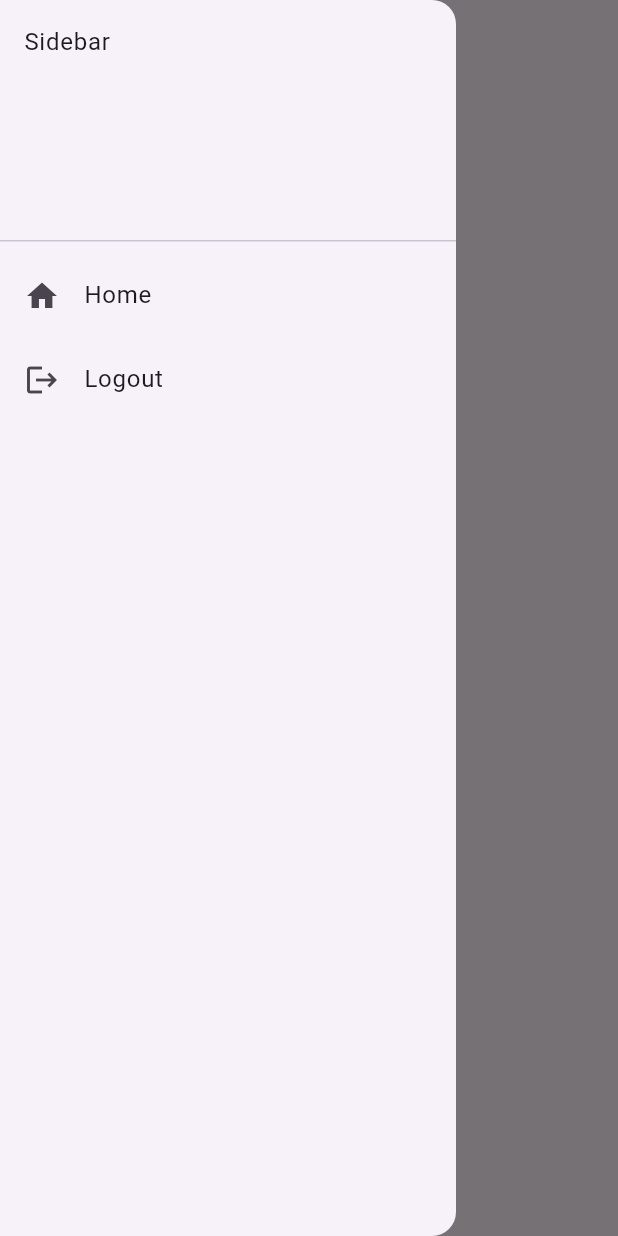
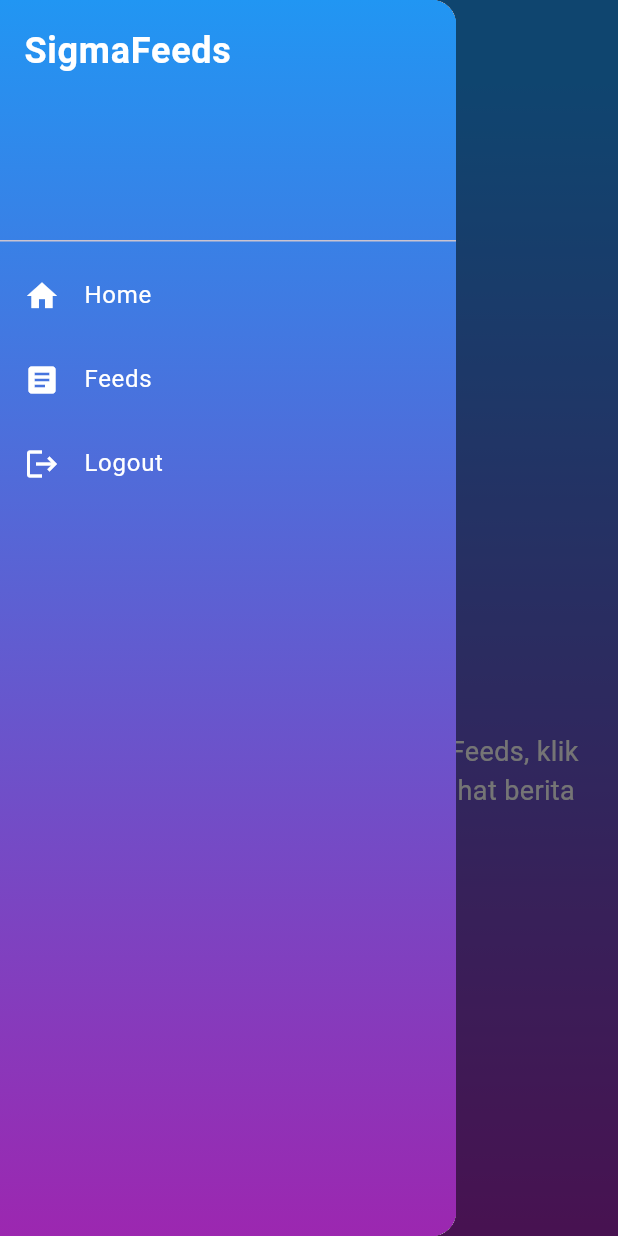
Before and after one commit to FawwazAfkar/LabMobile3_FawwazAfkar_C, a Flutter app: the HomePage screen opened directly, with the side drawer open, on a phone screen of 412 x 824 dp. Run offline on Flutter 3.47's test engine with Material 3 defaults, Android fonts, the phone set to English and light mode, and no system bars; our stand-ins replace shared_preferences; accounts and stored records are empty.

Commit message:
nambah fitur

```diff
--- a/lib/ui/homepage.dart
+++ b/lib/ui/homepage.dart
@@ -1,26 +1,20 @@
 import 'package:flutter/material.dart';
 import 'package:loginapp101/ui/sidebar.dart';
 import 'package:shared_preferences/shared_preferences.dart';
-
 
 class HomePage extends StatefulWidget {
   const HomePage({Key? key}) : super(key: key);
 
   @override
-  //ignore: library_private_types_in_public_api
   _HomePageState createState() => _HomePageState();
 }
 
 class _HomePageState extends State<HomePage> {
-  // ignore: prefer_typing_uninitialized_variables
   var namauser;
 
   void _loadUsername() async {
-    //inisiasi shared preferences
     SharedPreferences prefs = await SharedPreferences.getInstance();
-    //ambil username
     namauser = prefs.getString('username');
-    //set username on UI
     setState(() {});
   }
 
@@ -34,22 +28,50 @@ class _HomePageState extends State<HomePage> {
   Widget build(BuildContext context) {
     return Scaffold(
       appBar: AppBar(
-        title: const Text('Home Page'),
+        title: const Text('SigmaFeeds'),
+        titleTextStyle: const TextStyle(
+          fontSize: 24,
+          fontWeight: FontWeight.bold,
+          color: Colors.white,
         ),
-      body: Center(
+        backgroundColor: [Colors.blue, Colors.purple][0],
+      ),
+      body: Container(
+        decoration: const BoxDecoration(
+          gradient: LinearGradient(
+            colors: [Colors.blue, Colors.purple],
+            begin: Alignment.topCenter,
+            end: Alignment.bottomCenter,
+          ),
+        ),
+        child: Center(
           child: Column(
             mainAxisAlignment: MainAxisAlignment.center,
             children: [
               const CircleAvatar(
                 radius: 50,
-              backgroundImage: AssetImage('assets/profile.jpg'), // Replace with your asset path
+                backgroundImage: AssetImage('assets/profile.jpg'),
               ),
               const SizedBox(height: 20),
               Text(
                 'Halo! $namauser',
-              style: const TextStyle(fontSize: 20),
+                style: const TextStyle(
+                  fontSize: 24,
+                  fontWeight: FontWeight.bold,
+                  color: Colors.white,
+                ),
+              ),
+              const SizedBox(height: 20),
+              const Text(
+                'Selamat datang di aplikasi SigmaFeeds, klik sidebar dan pilih feeds untuk melihat berita terbaru dari kami.',
+                style: TextStyle(
+                  fontSize: 18,
+                  color: Colors.white,
+                ),
+                textAlign: TextAlign.center,
               ),
             ],
+          ),
         ),
       ),
       drawer: const Sidebar(),
--- a/lib/ui/sidebar.dart
+++ b/lib/ui/sidebar.dart
@@ -1,23 +1,41 @@
 import 'package:flutter/material.dart';
 import 'package:loginapp101/ui/homepage.dart';
 import 'package:loginapp101/ui/landingpage.dart';
+import 'package:loginapp101/ui/feeds.dart';
 
-class Sidebar extends StatelessWidget{
+class Sidebar extends StatelessWidget {
   const Sidebar({Key? key}) : super(key: key);
 
   @override
-  Widget build(BuildContext context){
+  Widget build(BuildContext context) {
     return Drawer(
+      child: Container(
+        decoration: const BoxDecoration(
+          gradient: LinearGradient(
+            colors: [Colors.blue, Colors.purple],
+            begin: Alignment.topCenter,
+            end: Alignment.bottomCenter,
+          ),
+        ),
         child: ListView(
           children: [
             const DrawerHeader(
-            child: Text('Sidebar'),
-          ), // Add this line to create space between DrawerHeader and ListTile
+              child: Text(
+                'SigmaFeeds',
+                style: TextStyle(
+                  fontSize: 24,
+                  fontWeight: FontWeight.bold,
+                  color: Colors.white,
+                ),
+              ),
+            ),
             ListTile(
-            leading: const Icon(Icons.home),
-            title: const Text('Home'),
+              leading: const Icon(Icons.home, color: Colors.white),
+              title: const Text(
+                'Home',
+                style: TextStyle(color: Colors.white),
+              ),
               onTap: () {
-              //navigasi ke halaman home
                 Navigator.push(
                   context,
                   MaterialPageRoute(
@@ -27,19 +45,37 @@ class Sidebar extends StatelessWidget{
               },
             ),
             ListTile(
-            leading: const Icon(Icons.logout),
-            title: const Text('Logout'),
+              leading: const Icon(Icons.article, color: Colors.white),
+              title: const Text(
+                'Feeds',
+                style: TextStyle(color: Colors.white),
+              ),
+              onTap: () {
+                Navigator.push(
+                  context,
+                  MaterialPageRoute(
+                    builder: (context) => const FeedsPage(),
+                  ),
+                );
+              },
+            ),
+            ListTile(
+              leading: const Icon(Icons.logout, color: Colors.white),
+              title: const Text(
+                'Logout',
+                style: TextStyle(color: Colors.white),
+              ),
               onTap: () {
                 Navigator.pushAndRemoveUntil(
                   context,
-                MaterialPageRoute(builder: (context) => LandingPage()),
+                  MaterialPageRoute(builder: (context) => const LandingPage()),
                   (route) => false,
                 );
-              // perform logout logic here
               },
             ),
           ],
         ),
+      ),
     );
   }
 }
--- a/pubspec.yaml
+++ b/pubspec.yaml
@@ -62,6 +62,10 @@ flutter:
   # To add assets to your application, add an assets section, like this:
   assets:
     - assets/profile.jpg
+    - assets/image1.jpg
+    - assets/image2.png
+    - assets/image3.png
+    - assets/sigma.png
 
   # An image asset can refer to one or more resolution-specific "variants", see
   # https://flutter.dev/to/resolution-aware-images
```
Also changed, not shown: lib/ui/feeds.dart (added, +91 -0 lines), lib/ui/landingpage.dart (+9 -1 lines), lib/ui/loginpage.dart (+31 -10 lines), assets/image1.jpg (added), assets/image2.png (added), assets/image3.png (added), assets/sigma.png (added), img/feeds.png (added), img/homeprofiles.png (added), img/landing.png (added), img/login.png (added), img/sidebar.png (added), 1 other file. Lines whose indentation alone changed are shown as unchanged.
